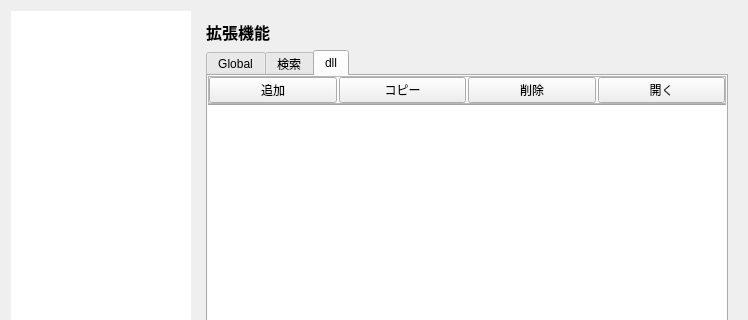
First picture: the form in src/AutoBatchRunner/dialog/optiondialog.ui, repository karakirimu/AutoBatchTools, before the edit; both pictures show x 0 to 748 and y 0 to 320 of the 748 by 480 pixel window.
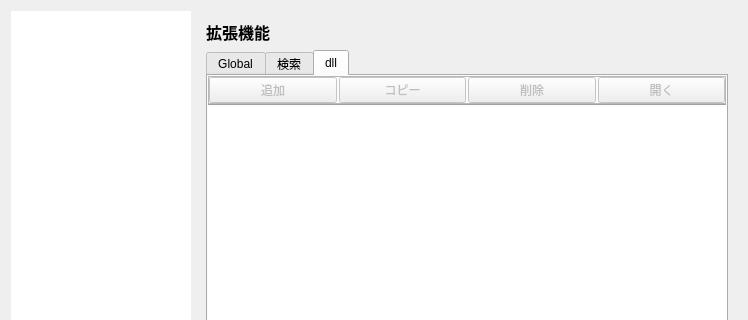
Second picture: the form after the edit. The open tabs and pages were chosen to show the change. Icons and pictures are not drawn. Custom widgets are drawn as their Qt base class.

Diff of the .ui file:
```diff
--- a/src/AutoBatchRunner/dialog/optiondialog.ui
+++ b/src/AutoBatchRunner/dialog/optiondialog.ui
@@ -547,6 +547,9 @@
                   </property>
                   <item>
                    <widget class="QFrame" name="frame_6">
+                    <property name="enabled">
+                     <bool>false</bool>
+                    </property>
                     <property name="frameShape">
                      <enum>QFrame::StyledPanel</enum>
                     </property>
```
Left out of the diff: 12 changed lines with no effect on the pictures.
